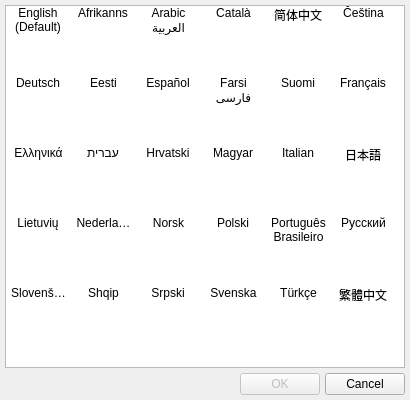
The window that trunk/Quazaa/UI/dialoglanguage.ui (c3c/quazaa) describes before a commit, drawn with Qt 5.
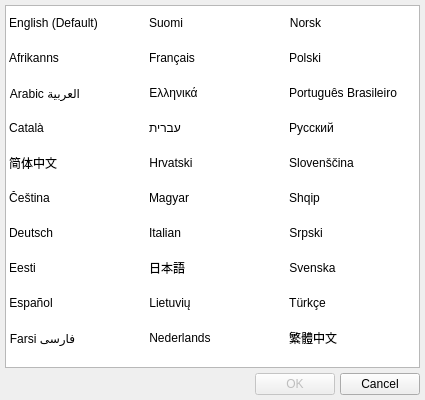
The same window after the commit. Icons and pictures are not drawn.

Commit message: Removed duplicate include from main. Add ": " to nick completion. Changed tree widget in transfers to tab widget. Changed dialoglanguage to display properly under Qt5. Added history to widgetreturnemittextedit.

What changed in the file:
```diff
--- a/trunk/Quazaa/UI/dialoglanguage.ui
+++ b/trunk/Quazaa/UI/dialoglanguage.ui
@@ -9,19 +9,19 @@
    <rect>
     <x>0</x>
     <y>0</y>
-    <width>410</width>
+    <width>425</width>
     <height>400</height>
    </rect>
   </property>
   <property name="minimumSize">
    <size>
-    <width>410</width>
+    <width>425</width>
     <height>400</height>
    </size>
   </property>
   <property name="maximumSize">
    <size>
-    <width>410</width>
+    <width>425</width>
     <height>400</height>
    </size>
   </property>
@@ -48,11 +48,35 @@
    <item row="0" column="0" colspan="3">
     <widget class="QListWidget" name="listWidgetLanguages">
      <property name="verticalScrollBarPolicy">
-      <enum>Qt::ScrollBarAlwaysOff</enum>
+      <enum>Qt::ScrollBarAsNeeded</enum>
      </property>
      <property name="horizontalScrollBarPolicy">
       <enum>Qt::ScrollBarAlwaysOff</enum>
      </property>
+     <property name="editTriggers">
+      <set>QAbstractItemView::NoEditTriggers</set>
+     </property>
+     <property name="showDropIndicator" stdset="0">
+      <bool>false</bool>
+     </property>
+     <property name="dragDropMode">
+      <enum>QAbstractItemView::NoDragDrop</enum>
+     </property>
+     <property name="iconSize">
+      <size>
+       <width>32</width>
+       <height>32</height>
+      </size>
+     </property>
+     <property name="textElideMode">
+      <enum>Qt::ElideLeft</enum>
+     </property>
+     <property name="movement">
+      <enum>QListView::Static</enum>
+     </property>
+     <property name="flow">
+      <enum>QListView::TopToBottom</enum>
+     </property>
      <property name="resizeMode">
       <enum>QListView::Adjust</enum>
      </property>
@@ -61,8 +85,8 @@
      </property>
      <property name="gridSize">
       <size>
-       <width>65</width>
-       <height>70</height>
+       <width>140</width>
+       <height>35</height>
       </size>
      </property>
      <property name="viewMode">
```
Left out of the diff: 6 changed lines with no effect on the pictures. The commit also changes 15 other files.
